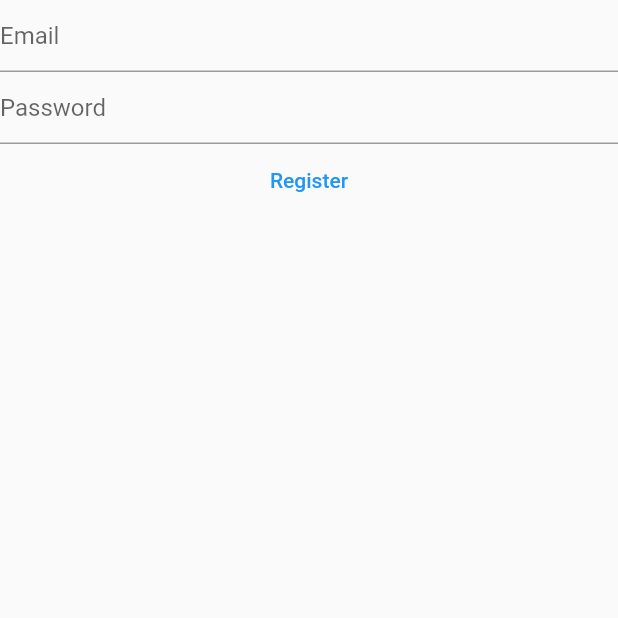
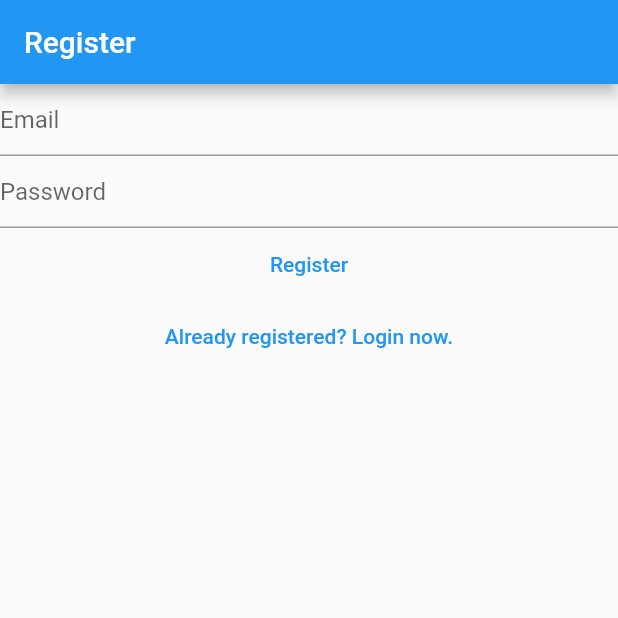
Before and after one commit to mdshadatrahman/firebase_flutter_recap_with_bloc, a Flutter app: the RegisterView screen opened directly, on a phone screen of 412 x 824 dp, the top half of it. Run offline on Flutter 3.47's test engine with Material 2 defaults, Android fonts, the phone set to English and light mode, and no system bars; our stand-ins replace firebase_auth, firebase_core; accounts and stored records are empty; generated files the repository leaves out were written again.

```diff
--- a/lib/views/login_view.dart
+++ b/lib/views/login_view.dart
@@ -28,7 +28,11 @@ class _LoginViewState extends State<LoginView> {
 
   @override
   Widget build(BuildContext context) {
-    return Column(
+    return Scaffold(
+      appBar: AppBar(
+        title: const Text('Login'),
+      ),
+      body: Column(
         children: [
           TextField(
             controller: _email,
@@ -66,7 +70,17 @@ class _LoginViewState extends State<LoginView> {
             },
             child: const Text('Login'),
           ),
+          TextButton(
+            onPressed: () {
+              Navigator.of(context).pushNamedAndRemoveUntil(
+                '/register/',
+                (route) => false,
+              );
+            },
+            child: const Text('Not registered yet? Register now.'),
+          ),
         ],
+      ),
     );
   }
 }
--- a/lib/views/register_view.dart
+++ b/lib/views/register_view.dart
@@ -28,7 +28,11 @@ class _RegisterViewState extends State<RegisterView> {
 
   @override
   Widget build(BuildContext context) {
-    return Column(
+    return Scaffold(
+      appBar: AppBar(
+        title: const Text('Register'),
+      ),
+      body: Column(
         children: [
           TextField(
             controller: _email,
@@ -70,7 +74,17 @@ class _RegisterViewState extends State<RegisterView> {
             },
             child: const Text('Register'),
           ),
+          TextButton(
+            onPressed: () {
+              Navigator.of(context).pushNamedAndRemoveUntil(
+                '/login/',
+                (route) => false,
+              );
+            },
+            child: const Text('Already registered? Login now.'),
+          ),
         ],
+      ),
     );
   }
 }
```
Also changed, not shown: lib/main.dart (+15 -35 lines), lib/views/verify_email_view.dart (added, +22 -0 lines). Lines whose indentation alone changed are shown as unchanged.
